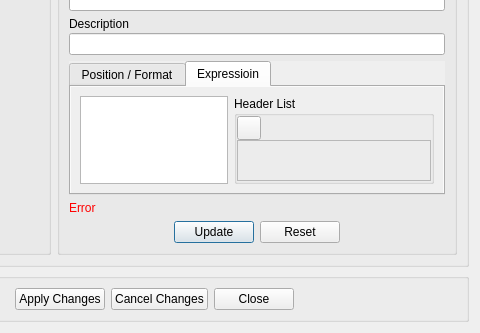
wangweiwei104/SeiSee, file SeiSeeMp/edithdrdialog.ui: the form before one commit; both pictures show x 172 to 652 and y 139 to 472 of the 652 by 472 pixel window.
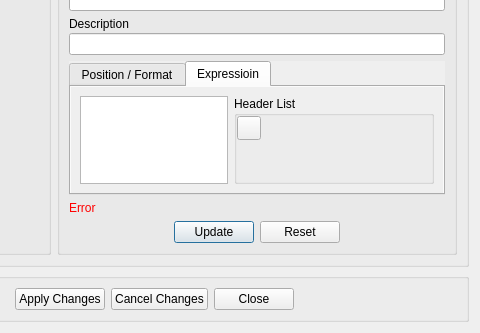
The form after the commit. The open tabs and pages were chosen to show the change. Icons and pictures are not drawn.

The edit to the form file:
```diff
--- a/SeiSeeMp/edithdrdialog.ui
+++ b/SeiSeeMp/edithdrdialog.ui
@@ -425,7 +425,7 @@
                 <item>
                  <widget class="QFrame" name="frmHdrs">
                   <property name="frameShape">
-                   <enum>QFrame::StyledPanel</enum>
+                   <enum>QFrame::NoFrame</enum>
                   </property>
                   <property name="frameShadow">
                    <enum>QFrame::Raised</enum>
```
